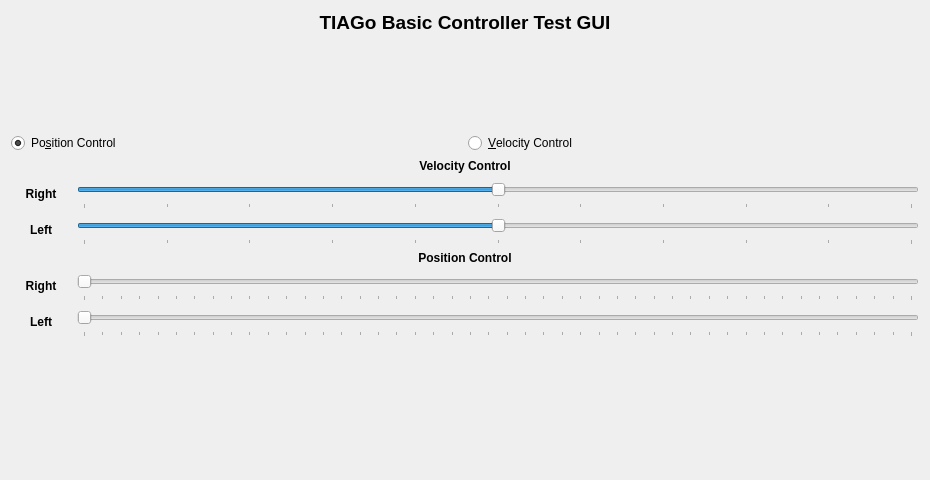
This is src/tiago_basic_controllers/control_gui.ui in llach/tiago_basic_controllers as Qt 5 draws it before an edit. The edited form follows.
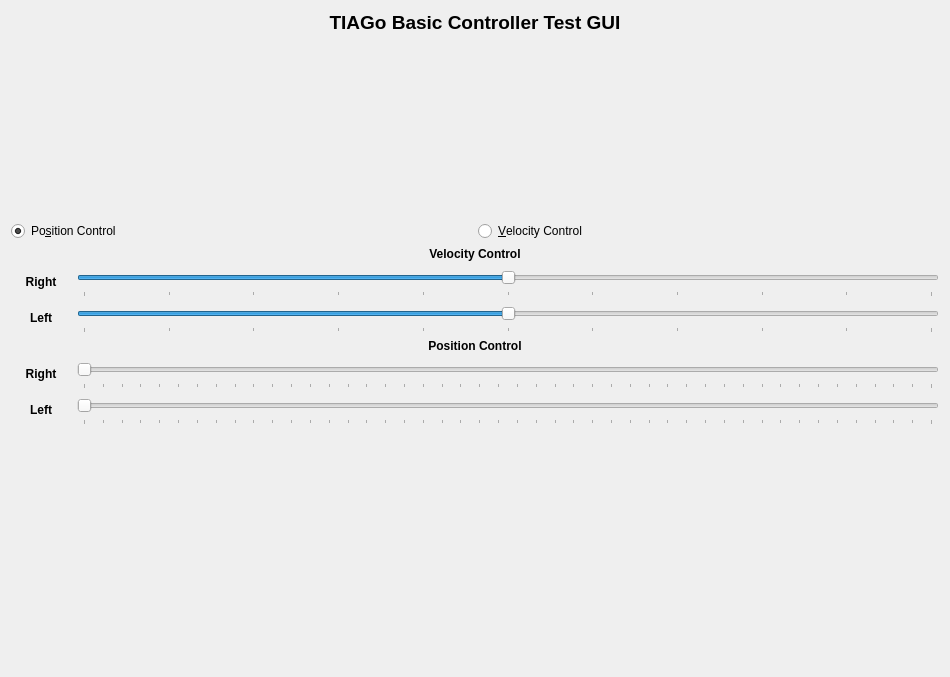
This is the edited form.

Commit message: velocity control start

Patch:
```diff
--- a/src/tiago_basic_controllers/control_gui.ui
+++ b/src/tiago_basic_controllers/control_gui.ui
@@ -6,8 +6,8 @@
    <rect>
     <x>0</x>
     <y>0</y>
-    <width>930</width>
-    <height>480</height>
+    <width>950</width>
+    <height>677</height>
    </rect>
   </property>
   <property name="windowTitle">
@@ -303,6 +303,30 @@
        </property>
       </spacer>
      </item>
+     <item>
+      <layout class="QHBoxLayout" name="horizontalLayout_8">
+       <item>
+        <widget class="QLabel" name="lbl_vel_left">
+         <property name="text">
+          <string/>
+         </property>
+         <property name="alignment">
+          <set>Qt::AlignCenter</set>
+         </property>
+        </widget>
+       </item>
+       <item>
+        <widget class="QLabel" name="lbl_vel_right">
+         <property name="text">
+          <string/>
+         </property>
+         <property name="alignment">
+          <set>Qt::AlignCenter</set>
+         </property>
+        </widget>
+       </item>
+      </layout>
+     </item>
      <item>
       <layout class="QHBoxLayout" name="horizontalLayout">
        <item>
```
The commit also changes 2 other files.
